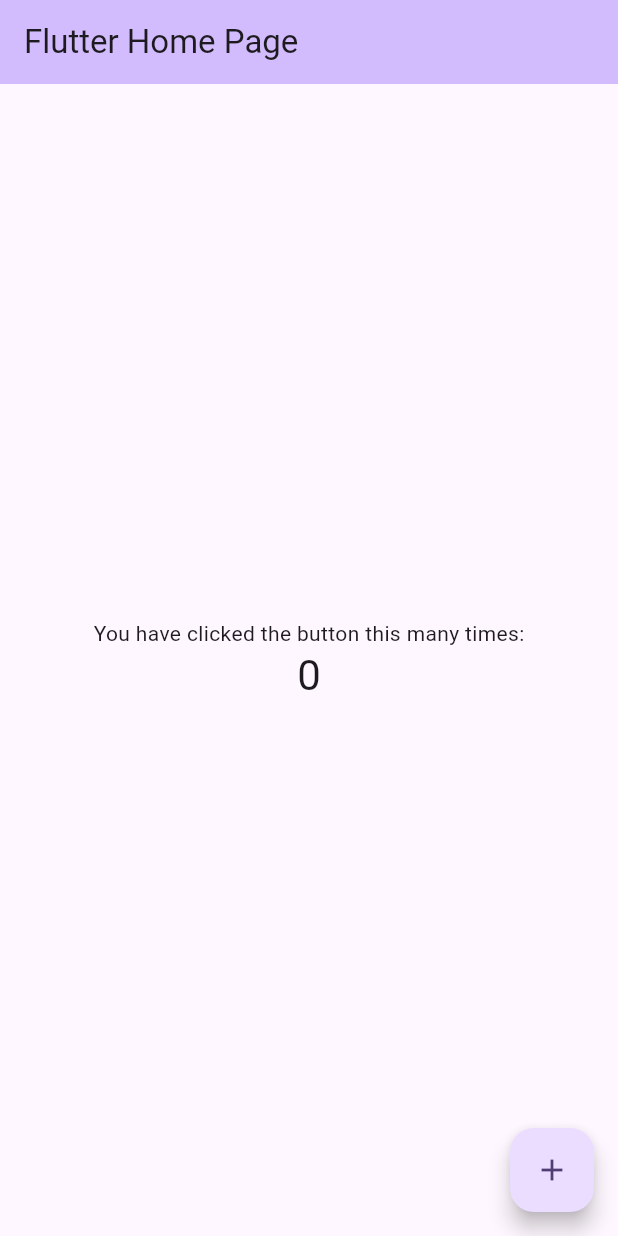
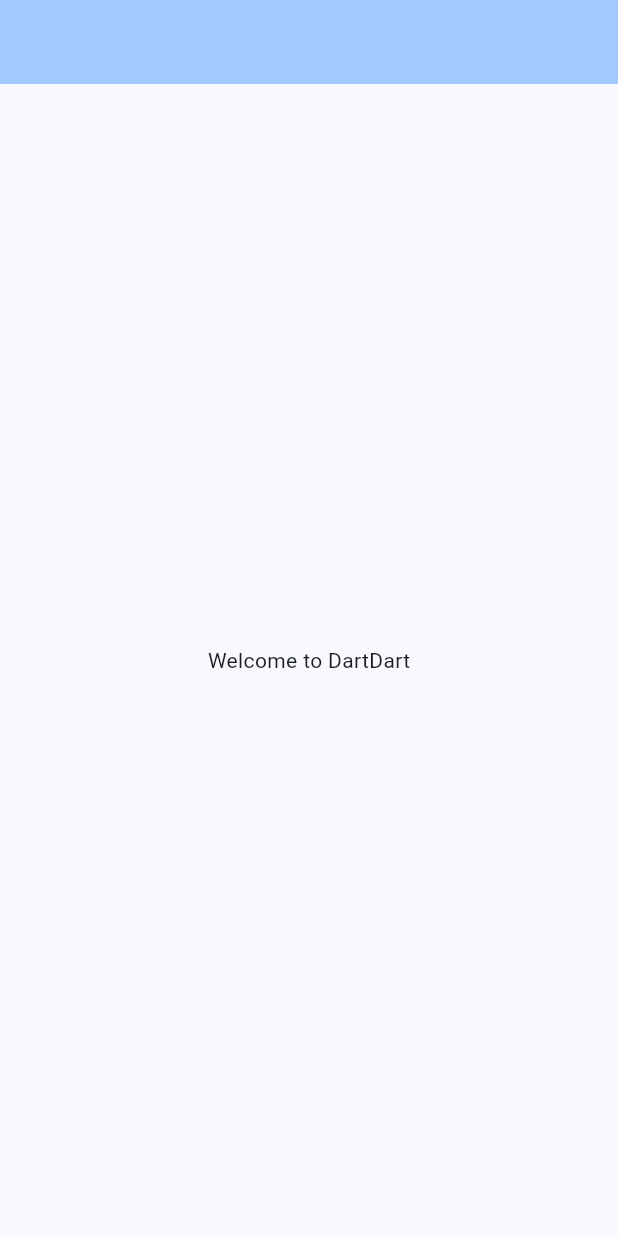
Before and after one commit to da-Kai/DartDart, a Flutter app: the screen it shows after launch, on a phone screen of 412 x 824 dp. Run offline on Flutter 3.47's test engine with Material 3 defaults, Android fonts, the phone set to English and light mode, and no system bars.

Commit message:
Add color constants; Remove comments;

```diff
--- /dev/null
+++ b/lib/constants/color.dart
@@ -0,0 +1,22 @@
+import 'package:flutter/material.dart';
+
+Color hexToColor(String hex) {
+  /* hex color must be #rrggbb or #rrggbbaa */
+  return Color(
+    int.parse(hex.substring(1), radix: 16) +
+        (hex.length == 7 ? 0xff000000 : 0x00000000),
+  );
+}
+
+class ColorConstants {
+  static Color primary = const Color.fromRGBO(2, 88, 155, 1.0);
+  static Color primaryLight = const Color.fromRGBO(12, 127, 206, 1.0);
+  static Color primaryShade = const Color.fromRGBO(1, 63, 126, 1.0);
+  static Color primaryContrast = const Color.fromRGBO(62, 119, 189, 1.0);
+
+  static Color secondary = const Color.fromRGBO(44, 183, 246, 1.0);
+  static Color secondaryLight = const Color.fromRGBO(104, 210, 248, 1.0);
+  static Color secondaryShade = const Color.fromRGBO(0, 148, 245, 1.0);
+
+  static Color background = const Color.fromRGBO(250, 250, 250, 1.0);
+}
--- a/lib/main.dart
+++ b/lib/main.dart
@@ -1,4 +1,5 @@
 import 'package:flutter/material.dart';
+import 'package:dart_dart/constants/color.dart';
 
 void main() {
   runApp(const MyApp());
@@ -7,119 +8,51 @@ void main() {
 class MyApp extends StatelessWidget {
   const MyApp({super.key});
 
-  // This widget is the root of your application.
   @override
   Widget build(BuildContext context) {
     return MaterialApp(
-      title: 'Flutter Demo',
+      title: 'Dart Dart',
       theme: ThemeData(
-        // This is the theme of your application.
-        //
-        // TRY THIS: Try running your application with "flutter run". You'll see
-        // the application has a purple toolbar. Then, without quitting the app,
-        // try changing the seedColor in the colorScheme below to Colors.green
-        // and then invoke "hot reload" (save your changes or press the "hot
-        // reload" button in a Flutter-supported IDE, or press "r" if you used
-        // the command line to start the app).
-        //
-        // Notice that the counter didn't reset back to zero; the application
-        // state is not lost during the reload. To reset the state, use hot
-        // restart instead.
-        //
-        // This works for code too, not just values: Most code changes can be
-        // tested with just a hot reload.
-        colorScheme: ColorScheme.fromSeed(seedColor: Colors.deepPurple),
+        colorScheme: ColorScheme.fromSeed(seedColor: ColorConstants.primary),
         useMaterial3: true,
       ),
-      home: const MyHomePage(title: 'Flutter Home Page'),
+      home: const HomePage(title: ''),
     );
   }
 }
 
-class MyHomePage extends StatefulWidget {
-  const MyHomePage({super.key, required this.title});
-
-  // This widget is the home page of your application. It is stateful, meaning
-  // that it has a State object (defined below) that contains fields that affect
-  // how it looks.
-
-  // This class is the configuration for the state. It holds the values (in this
-  // case the title) provided by the parent (in this case the App widget) and
-  // used by the build method of the State. Fields in a Widget subclass are
-  // always marked "final".
+class HomePage extends StatefulWidget {
+  const HomePage({super.key, required this.title});
 
   final String title;
 
   @override
-  State<MyHomePage> createState() => _MyHomePageState();
+  State<HomePage> createState() => _MyHomePageState();
 }
 
-class _MyHomePageState extends State<MyHomePage> {
-  int _counter = 0;
+class _MyHomePageState extends State<HomePage> {
 
-  void _incrementCounter() {
-    setState(() {
-      // This call to setState tells the Flutter framework that something has
-      // changed in this State, which causes it to rerun the build method below
-      // so that the display can reflect the updated values. If we changed
-      // _counter without calling setState(), then the build method would not be
-      // called again, and so nothing would appear to happen.
-      _counter++;
-    });
+  void _update() {
+    setState(() {});
   }
 
   @override
   Widget build(BuildContext context) {
-    // This method is rerun every time setState is called, for instance as done
-    // by the _incrementCounter method above.
-    //
-    // The Flutter framework has been optimized to make rerunning build methods
-    // fast, so that you can just rebuild anything that needs updating rather
-    // than having to individually change instances of widgets.
     return Scaffold(
       appBar: AppBar(
-        // TRY THIS: Try changing the color here to a specific color (to
-        // Colors.amber, perhaps?) and trigger a hot reload to see the AppBar
-        // change color while the other colors stay the same.
         backgroundColor: Theme.of(context).colorScheme.inversePrimary,
-        // Here we take the value from the MyHomePage object that was created by
-        // the App.build method, and use it to set our appbar title.
         title: Text(widget.title),
       ),
-      body: Center(
-        // Center is a layout widget. It takes a single child and positions it
-        // in the middle of the parent.
+      body: const Center(
         child: Column(
-          // Column is also a layout widget. It takes a list of children and
-          // arranges them vertically. By default, it sizes itself to fit its
-          // children horizontally, and tries to be as tall as its parent.
-          //
-          // Column has various properties to control how it sizes itself and
-          // how it positions its children. Here we use mainAxisAlignment to
-          // center the children vertically; the main axis here is the vertical
-          // axis because Columns are vertical (the cross axis would be
-          // horizontal).
-          //
-          // TRY THIS: Invoke "debug painting" (choose the "Toggle Debug Paint"
-          // action in the IDE, or press "p" in the console), to see the
-          // wireframe for each widget.
           mainAxisAlignment: MainAxisAlignment.center,
           children: <Widget>[
-            const Text(
-              'You have clicked the button this many times:',
-            ),
             Text(
-              '$_counter',
-              style: Theme.of(context).textTheme.headlineMedium,
+              'Welcome to DartDart',
             ),
           ],
         ),
       ),
-      floatingActionButton: FloatingActionButton(
-        onPressed: _incrementCounter,
-        tooltip: 'Increment',
-        child: const Icon(Icons.add),
-      ), // This trailing comma makes auto-formatting nicer for build methods.
     );
   }
 }
```
Also changed, not shown: 1 other file.
